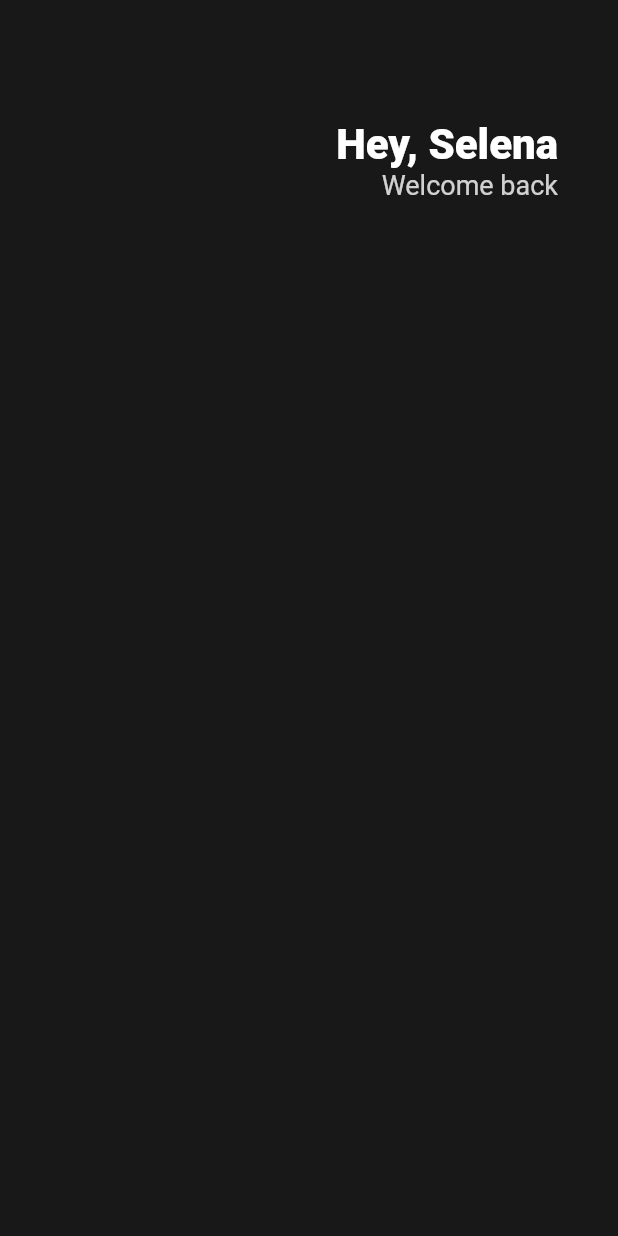
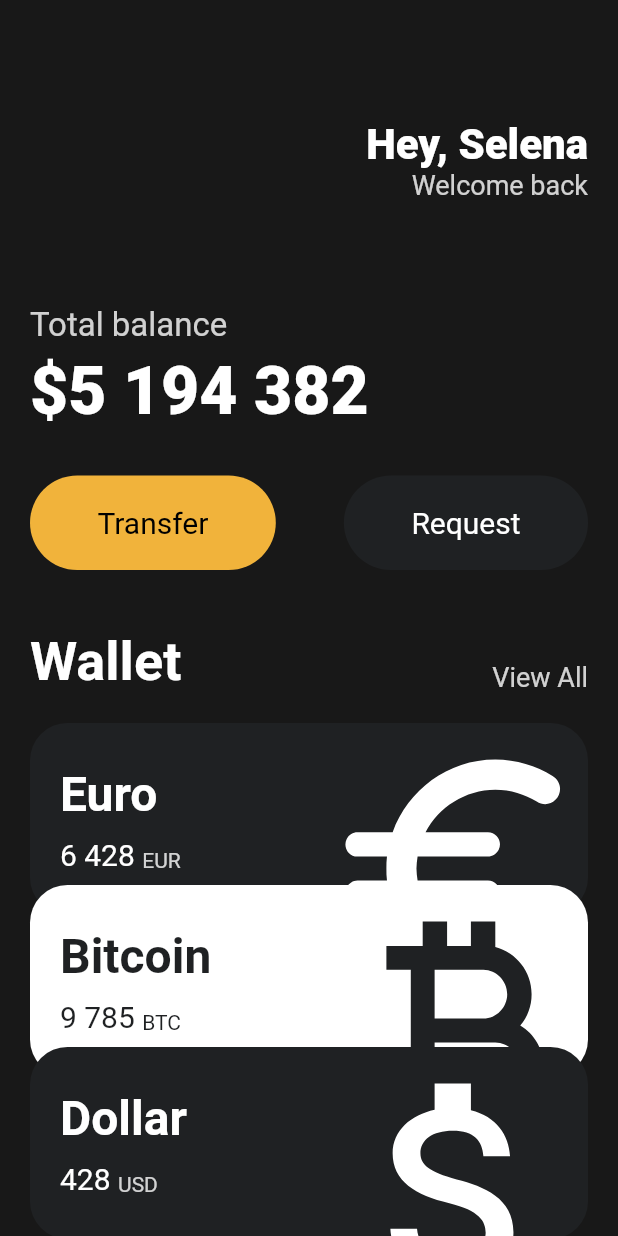
Before and after one commit to winrywinry/toonflix, a Flutter app: the screen it shows after launch, on a phone screen of 412 x 824 dp. Run offline on Flutter 3.47's test engine with Material 2 defaults, Android fonts, the phone set to English and light mode, and no system bars.

Commit message:
challenge 완성

```diff
--- a/lib/main.dart
+++ b/lib/main.dart
@@ -1,28 +1,33 @@
 import 'package:flutter/material.dart';
+import 'package:toonflix/widgets/Button.dart';
+import 'package:toonflix/widgets/currency_card.dart';
+
+const taxAmount = 15;
+const priceAmount = 30;
+
+var finalPrice = taxAmount + priceAmount;
 
 void main() {
-  var player = Player('nico');
-  runApp(App());
-}
-
-class Player {
-  String name;
-  Player(this.name);
+  runApp(const App());
 }
 
 class App extends StatelessWidget {
+  const App({super.key});
+
   @override
   Widget build(BuildContext context) {
     return MaterialApp(
       home: Scaffold(
-          backgroundColor: Color(0xFF181818),
-          body: Padding(
-            padding: EdgeInsets.symmetric(
-              horizontal: 40,
+        backgroundColor: const Color(0xFF181818),
+        body: SingleChildScrollView(
+          child: Padding(
+            padding: const EdgeInsets.symmetric(
+              horizontal: 20,
             ),
             child: Column(
+              crossAxisAlignment: CrossAxisAlignment.start,
               children: [
-                SizedBox(
+                const SizedBox(
                   height: 80,
                 ),
                 Row(
@@ -31,7 +36,7 @@ class App extends StatelessWidget {
                     Column(
                       crossAxisAlignment: CrossAxisAlignment.end,
                       children: [
-                        Text(
+                        const Text(
                           'Hey, Selena',
                           style: TextStyle(
                             color: Colors.white,
@@ -47,12 +52,85 @@ class App extends StatelessWidget {
                           ),
                         ),
                       ],
-                    )
+                    ),
                   ],
-                )
+                ),
+                const SizedBox(
+                  height: 70,
+                ),
+                Text(
+                  'Total balance',
+                  style: TextStyle(
+                    color: Colors.white.withOpacity(0.8),
+                    fontSize: 22,
+                  ),
+                ),
+                const SizedBox(
+                  height: 5,
+                ),
+                const Text(
+                  '\$5 194 382',
+                  style: TextStyle(
+                    color: Colors.white,
+                    fontSize: 44,
+                    fontWeight: FontWeight.w800,
+                  ),
+                ),
+                const SizedBox(
+                  height: 30,
+                ),
+                Row(
+                  mainAxisAlignment: MainAxisAlignment.spaceBetween,
+                  children: const [
+                    Button(
+                      text: "Transfer",
+                      bgColor: Color(0xFFF1B33B),
+                      textColor: Colors.black,
+                    ),
+                    Button(
+                      text: "Request",
+                      bgColor: Color(0xFF1F2123),
+                      textColor: Colors.white,
+                    ),
+                  ],
+                ),
+                const SizedBox(
+                  height: 40,
+                ),
+                Row(
+                  mainAxisAlignment: MainAxisAlignment.spaceBetween,
+                  crossAxisAlignment: CrossAxisAlignment.end,
+                  children: [
+                    const Text('Wallet', style: TextStyle(
+                        color: Colors.white,
+                        fontSize: 36,
+                        fontWeight: FontWeight.w600,
+                      ),
+                    ),
+                    Text("View All", style: TextStyle(
+                        color: Colors.white.withOpacity(0.8),
+                        fontSize: 18,
+                      ),
+                    ),
+                  ],
+                ),
+                const SizedBox(
+                  height: 20
+                ),
+                const CurrencyCard(name: 'Euro', code: 'EUR', amount: '6 428', icon: Icons.euro_rounded, isInverted: false,),
+                Transform.translate(
+                    offset: const Offset(0, -20),
+                    child: const CurrencyCard(name: 'Bitcoin', code: 'BTC', amount: '9 785', icon: Icons.currency_bitcoin, isInverted: true,),
+                ),
+                Transform.translate(
+                    offset: const Offset(0, -40),
+                    child: const CurrencyCard(name: 'Dollar', code: 'USD', amount: '428', icon: Icons.attach_money_outlined, isInverted: false,),
+                ),
               ],
             ),
-          )),
+          ),
+        ),
+      ),
     );
   }
 }
--- /dev/null
+++ b/lib/widgets/button.dart
@@ -0,0 +1,37 @@
+import 'package:flutter/material.dart';
+
+class Button extends StatelessWidget {
+  final String text;
+  final Color bgColor;
+  final Color textColor;
+
+  const Button({
+    super.key,
+    required this.text,
+    required this.bgColor,
+    required this.textColor,
+  });
+
+  @override
+  Widget build(BuildContext context) {
+    return Container(
+      decoration: BoxDecoration(
+        color: bgColor,
+        borderRadius: BorderRadius.circular(45),
+      ),
+      child: Padding(
+        padding: const EdgeInsets.symmetric(
+          vertical: 20,
+          horizontal: 45,
+        ),
+        child: Text(
+          text,
+          style: TextStyle(
+            fontSize: 20,
+            color: textColor,
+          ),
+        ),
+      ),
+    );
+  }
+}
--- /dev/null
+++ b/lib/widgets/currency_card.dart
@@ -0,0 +1,79 @@
+import 'package:flutter/material.dart';
+
+class CurrencyCard extends StatelessWidget {
+  final String name, code, amount;
+  final IconData icon;
+  final bool isInverted;
+
+  final _blackColor = const Color(0xFF1F2123);
+
+  const CurrencyCard({
+    super.key,
+    required this.name,
+    required this.code,
+    required this.amount,
+    required this.icon,
+    required this.isInverted,
+  });
+
+  @override
+  Widget build(BuildContext context) {
+    return Container(
+      decoration: BoxDecoration(
+        color: isInverted ? Colors.white : _blackColor,
+        borderRadius: BorderRadius.circular(25),
+      ),
+      clipBehavior: Clip.hardEdge,
+      child: Padding(
+        padding: const EdgeInsets.all(20),
+        child: Row(
+          mainAxisAlignment: MainAxisAlignment.spaceBetween,
+          children: [
+            Column(
+              crossAxisAlignment: CrossAxisAlignment.start,
+              children: [
+                Text(name, style: TextStyle(
+                  color: isInverted ? _blackColor : Colors.white,
+                  fontSize: 32,
+                  fontWeight: FontWeight.w600,
+                ),
+                ),
+                const SizedBox(
+                  height: 10,
+                ),
+                Row(
+                  crossAxisAlignment: CrossAxisAlignment.end,
+                  children: [
+                    Text(amount, style: TextStyle(
+                        color: isInverted ? _blackColor : Colors.white,
+                        fontSize: 20
+                    ),
+                    ),
+                    const SizedBox(
+                        width: 5
+                    ),
+                    Text(code, style: TextStyle(
+                      color: isInverted ? _blackColor : Colors.white.withOpacity(0.8),
+                    ),
+                    ),
+                  ],
+                ),
+              ],
+            ),
+            Transform.scale(
+              scale: 2.2,
+              child: Transform.translate(
+                offset: const Offset(-10, 15),
+                child: Icon(
+                  icon,
+                  color: isInverted ? const Color(0xFF1F2123) : Colors.white,
+                  size: 88,
+                ),
+              ),
+            ),
+          ],
+        ),
+      ),
+    );
+  }
+}
```
